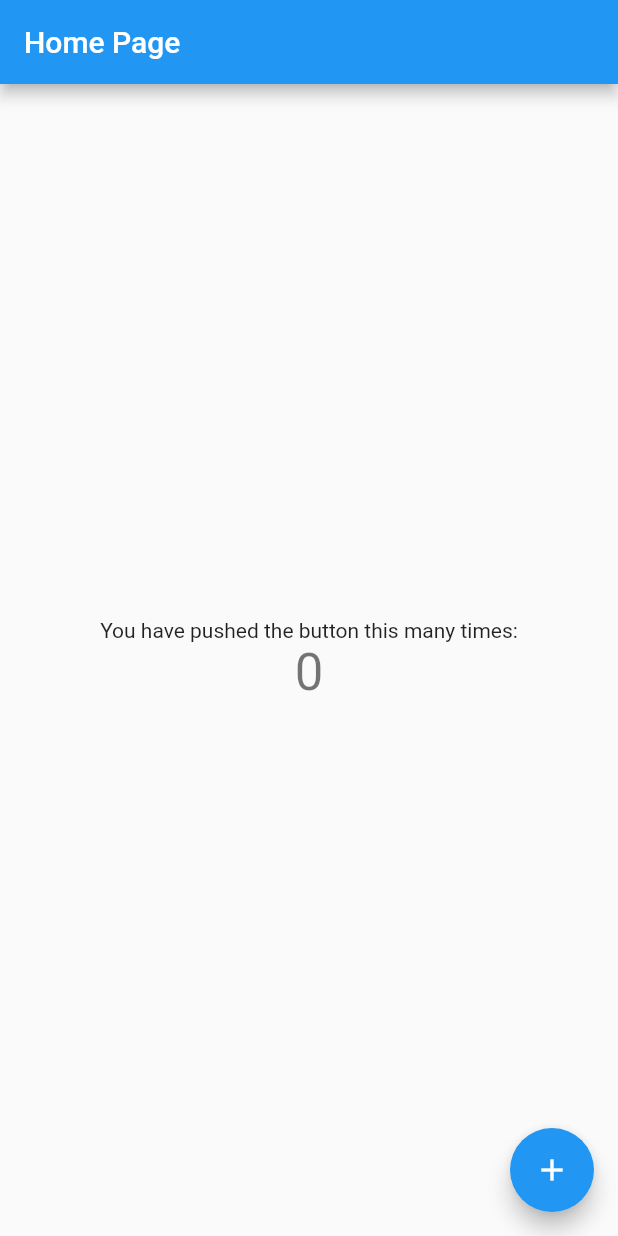
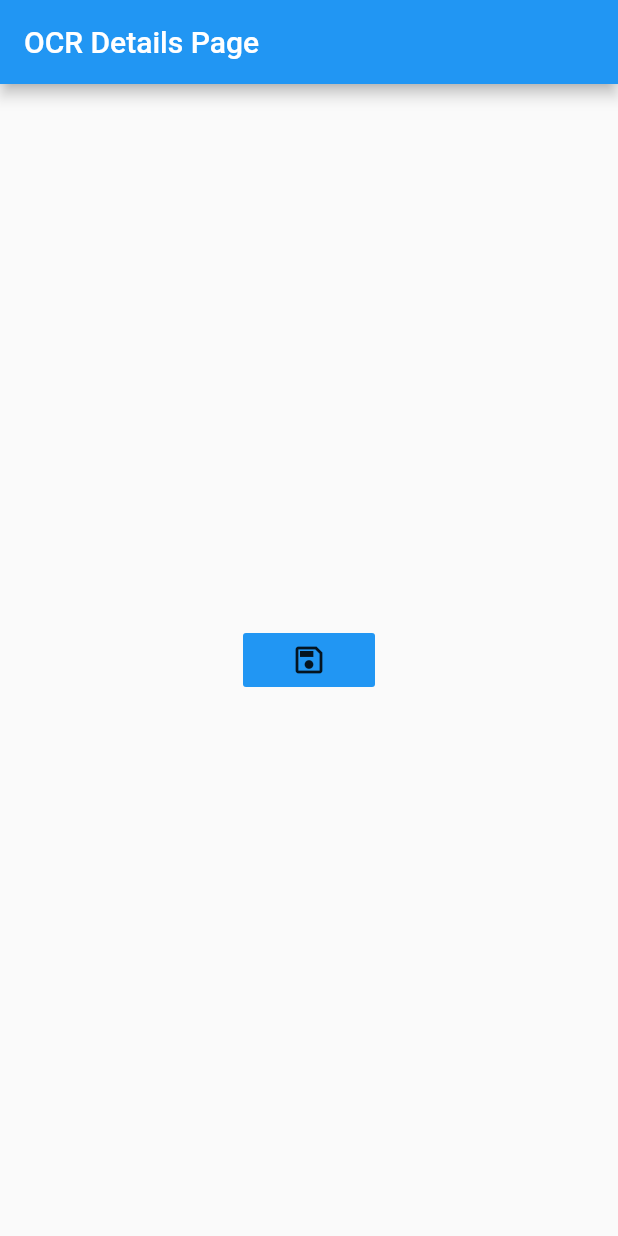
Before and after one commit to smjxpro/flutter_stackoverflow, a Flutter app: the screen it shows after launch, on a phone screen of 412 x 824 dp. Run offline on Flutter 3.47's test engine with Material 2 defaults, Android fonts, the phone set to English and light mode, and no system bars; our stand-ins replace get.

Commit message:
How to handle Get.arguments as null in GetxController
Signed-off-by: S. M. JAHANGIR <smjxpro@gmail.com>

```diff
--- a/lib/app.dart
+++ b/lib/app.dart
@@ -1,16 +1,18 @@
 import 'package:flutter/material.dart';
-
-import 'app/presentation/pages/home_page.dart';
+import 'package:flutter_stackoverflow/app/_navigation/app_pages.dart';
+import 'package:flutter_stackoverflow/app/presentation/pages/ocr_details_page.dart';
+import 'package:get/get.dart';
 
 class MyApp extends StatelessWidget {
   @override
   Widget build(BuildContext context) {
-    return MaterialApp(
+    return GetMaterialApp(
       title: 'Flutter StackOverflow',
       theme: ThemeData(
         primarySwatch: Colors.blue,
       ),
-      home: MyHomePage(title: 'Home Page'),
+      getPages: AppPages.list,
+      initialRoute: AppRoutes.OCR_DETAILS,
     );
   }
 }
--- /dev/null
+++ b/lib/app/_bindings/app_binding.dart
@@ -0,0 +1,17 @@
+import 'package:flutter_stackoverflow/app/presentation/managers/home_controller.dart';
+import 'package:flutter_stackoverflow/app/presentation/managers/ocr_details_controller.dart';
+import 'package:get/get.dart';
+
+class HomeBinding extends Bindings {
+  @override
+  void dependencies() {
+    Get.lazyPut<HomeController>(() => HomeController());
+  }
+}
+
+class OCRDetailsBinding extends Bindings {
+  @override
+  void dependencies() {
+    Get.lazyPut<OCRDetailsController>(() => OCRDetailsController());
+  }
+}
--- /dev/null
+++ b/lib/app/_navigation/app_pages.dart
@@ -0,0 +1,31 @@
+import 'package:flutter_stackoverflow/app/_bindings/app_binding.dart';
+import 'package:flutter_stackoverflow/app/presentation/pages/home_page.dart';
+import 'package:flutter_stackoverflow/app/presentation/pages/ocr_details_page.dart';
+import 'package:get/get.dart';
+
+class AppPages {
+  static var list = [
+    GetPage(
+      name: AppRoutes.HOME,
+      page: () => HomePage(),
+      binding: HomeBinding(),
+    ),
+    // GetPage(
+    //   name: AppRoutes.PICK_IMAGE,
+    //   page: () => PickImagePage(),
+    //   binding: PickImageBinding(),
+    // ),
+    GetPage(
+      name: AppRoutes.OCR_DETAILS,
+      page: () => OCRDetailsPage(),
+      binding: OCRDetailsBinding(),
+    )
+  ];
+}
+
+class AppRoutes {
+  static const String HOME = '/';
+
+  // static const String PICK_IMAGE = '/pick_image';
+  static const String OCR_DETAILS = '/ocr_details';
+}
--- /dev/null
+++ b/lib/app/presentation/managers/home_controller.dart
@@ -0,0 +1,15 @@
+import 'dart:io';
+
+import 'package:get/get.dart';
+
+class HomeController extends GetxController {
+  // late File image;
+  late String ocr_text;
+
+  onInit() {
+    super.onInit();
+
+    // image = Get.arguments['image'];
+    ocr_text = Get.arguments['ocr_text'];
+  }
+}
--- /dev/null
+++ b/lib/app/presentation/managers/ocr_details_controller.dart
@@ -0,0 +1,8 @@
+import 'dart:io';
+
+import 'package:get/get.dart';
+
+class OCRDetailsController extends GetxController {
+  // File image;
+  String text = 'This is the OCR text from OcrDetailsController';
+}
--- a/lib/app/presentation/pages/home_page.dart
+++ b/lib/app/presentation/pages/home_page.dart
@@ -1,47 +1,22 @@
 import 'package:flutter/material.dart';
+import 'package:flutter_stackoverflow/app/presentation/managers/home_controller.dart';
+import 'package:get/get.dart';
 
-class MyHomePage extends StatefulWidget {
-  MyHomePage({Key? key, this.title}) : super(key: key);
-
-  final String? title;
-
-  @override
-  _MyHomePageState createState() => _MyHomePageState();
-}
-
-class _MyHomePageState extends State<MyHomePage> {
-  int _counter = 0;
-
-  void _incrementCounter() {
-    setState(() {
-      _counter++;
-    });
-  }
-
+class HomePage extends StatelessWidget {
   @override
   Widget build(BuildContext context) {
     return Scaffold(
-      appBar: AppBar(
-        title: Text(widget.title!),
-      ),
+      appBar: AppBar(title: Text('Home Page')),
       body: Center(
-        child: Column(
-          mainAxisAlignment: MainAxisAlignment.center,
-          children: <Widget>[
-            Text(
-              'You have pushed the button this many times:',
-            ),
-            Text(
-              '$_counter',
-              style: Theme.of(context).textTheme.headline4,
-            ),
-          ],
+        child: Container(
+          padding: EdgeInsets.all(32),
+          child: GetBuilder<HomeController>(
+            builder: (_) {
+              // return _.ocr_text != null ? Image.file(_.image) : Container();
+              return Text(_.ocr_text);
+            },
+          ),
         ),
-      ),
-      floatingActionButton: FloatingActionButton(
-        onPressed: _incrementCounter,
-        tooltip: 'Increment',
-        child: Icon(Icons.add),
       ),
     );
   }
--- /dev/null
+++ b/lib/app/presentation/pages/ocr_details_page.dart
@@ -0,0 +1,28 @@
+import 'package:flutter/material.dart';
+import 'package:flutter_stackoverflow/app/_navigation/app_pages.dart';
+import 'package:flutter_stackoverflow/app/presentation/managers/ocr_details_controller.dart';
+import 'package:get/get.dart';
+
+class OCRDetailsPage extends StatelessWidget {
+  @override
+  Widget build(BuildContext context) {
+    final OCRDetailsController controller = Get.find();
+    return Scaffold(
+      appBar: AppBar(title: Text('OCR Details Page')),
+      body: Center(
+        child: FlatButton(
+            color: Colors.blue,
+            child: Icon(Icons.save_outlined),
+            onPressed: () {
+              Get.toNamed(
+                AppRoutes.HOME,
+                arguments: {
+                  // 'image': controller.image,
+                  'ocr_text': controller.text
+                },
+              );
+            }),
+      ),
+    );
+  }
+}
--- a/pubspec.yaml
+++ b/pubspec.yaml
@@ -28,6 +28,7 @@ dependencies:
   # The following adds the Cupertino Icons font to your application.
   # Use with the CupertinoIcons class for iOS style icons.
   cupertino_icons: ^1.0.2
+  get: ^4.1.3
 
 dev_dependencies:
   flutter_test:
```
Also changed, not shown: pubspec.lock.
